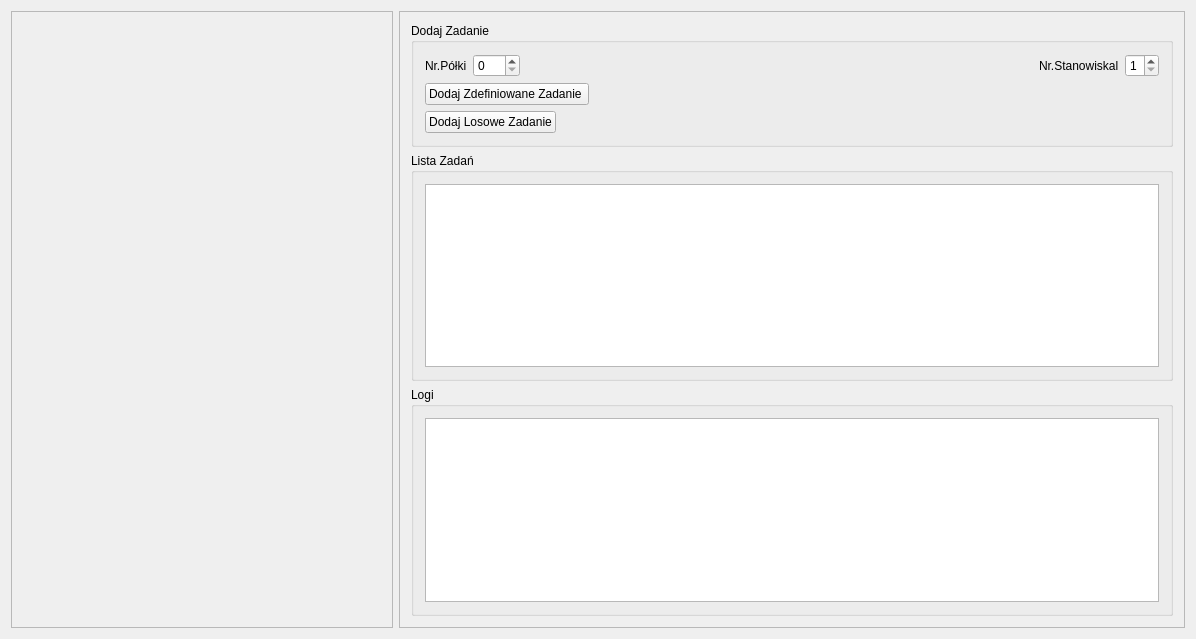
Before: the Qt Designer form mainwindow.ui in vodzik/Projekt, drawn with Qt 5.
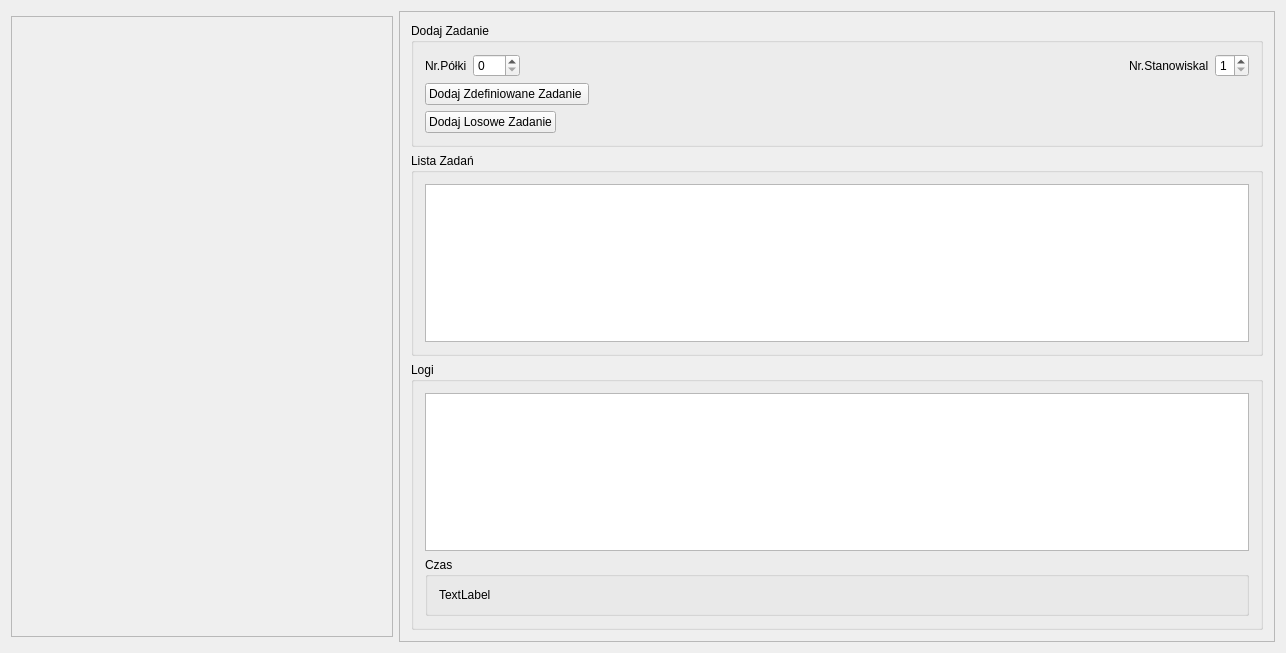
After: the same form once the commit is applied. Icons and pictures are not drawn.

What changed in the file:
```diff
--- a/mainwindow.ui
+++ b/mainwindow.ui
@@ -6,8 +6,8 @@
    <rect>
     <x>0</x>
     <y>0</y>
-    <width>1196</width>
-    <height>639</height>
+    <width>1286</width>
+    <height>653</height>
    </rect>
   </property>
   <property name="sizePolicy">
@@ -6460,6 +6460,22 @@
             </property>
            </widget>
           </item>
+          <item>
+           <widget class="QGroupBox" name="groupBox_4">
+            <property name="title">
+             <string>Czas</string>
+            </property>
+            <layout class="QVBoxLayout" name="verticalLayout_6">
+             <item>
+              <widget class="QLabel" name="czas">
+               <property name="text">
+                <string>TextLabel</string>
+               </property>
+              </widget>
+             </item>
+            </layout>
+           </widget>
+          </item>
          </layout>
         </widget>
        </item>
```
Left out of the diff: 3 changed lines with no effect on the pictures.
